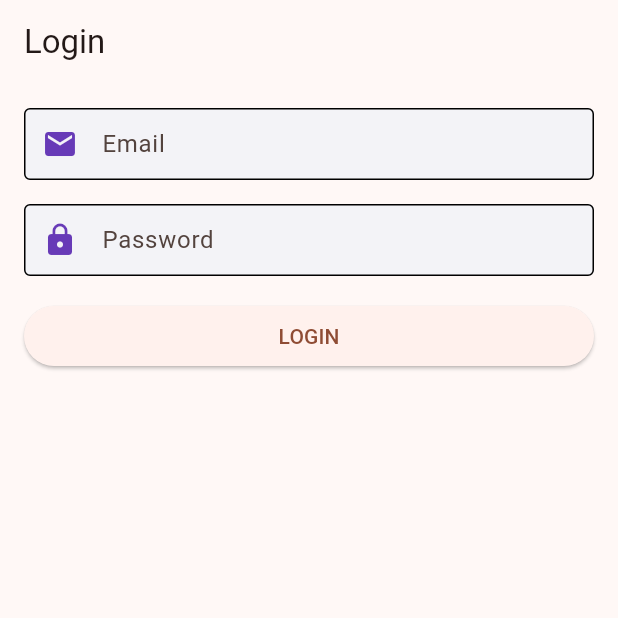
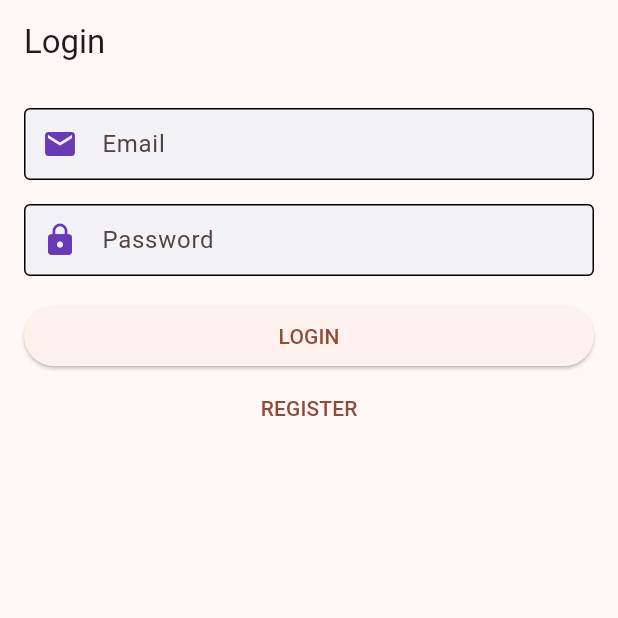
Before and after one commit to vastellorde/my_messenger, a Flutter app: the screen it shows after launch, on a phone screen of 412 x 824 dp, the top half of it. Run offline on Flutter 3.47's test engine with Material 3 defaults, Android fonts, the phone set to English and light mode, and no system bars; our stand-ins replace auto_route, dio, firebase_auth, firebase_core, flutter_bloc, flutter_secure_storage and 6 more; missing offline and left inert: talker_bloc_logger, talker_dio_logger; accounts and stored records are empty; generated files the repository leaves out were written again; statements that could not run were skipped.

Commit message:
feat(auth): add register button

```diff
--- a/lib/features/auth/login/presentation/ui/login_page.dart
+++ b/lib/features/auth/login/presentation/ui/login_page.dart
@@ -8,6 +8,7 @@ import 'package:my_messenger/features/auth/login/presentation/state/login_form_b
 import 'package:my_messenger/features/auth/login/presentation/state/login_form_bloc_models.dart';
 import 'package:my_messenger/features/auth/login/presentation/ui/widgets/login_email_input.dart';
 import 'package:my_messenger/features/auth/login/presentation/ui/widgets/login_password_input.dart';
+import 'package:my_messenger/features/auth/login/presentation/ui/widgets/login_register_button.dart';
 import 'package:my_messenger/features/auth/login/presentation/ui/widgets/login_submit_button.dart';
 
 @RoutePage()
@@ -71,6 +72,7 @@ class LoginPage extends StatelessWidget {
               LoginEmailInput(),
               LoginPasswordInput(),
               LoginSubmitButton(),
+              LoginRegisterButton(),
             ],
           ),
         ),
--- /dev/null
+++ b/lib/features/auth/login/presentation/ui/widgets/login_register_button.dart
@@ -0,0 +1,18 @@
+import 'package:auto_route/auto_route.dart';
+import 'package:flutter/material.dart';
+
+class LoginRegisterButton extends StatelessWidget {
+  const LoginRegisterButton({super.key});
+
+  @override
+  Widget build(BuildContext context) {
+    return TextButton(
+      onPressed: () {
+        AutoRouter.of(context).pushNamed('/auth/register');
+      },
+      child: Text(
+        'Register'.toUpperCase(),
+      ),
+    );
+  }
+}
```
